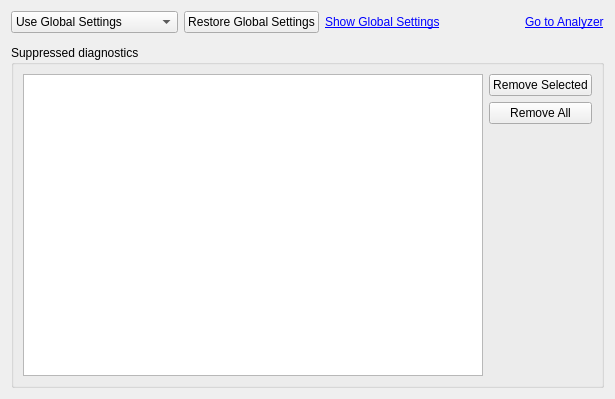
Old version of the form src/plugins/clangtools/clangtoolsprojectsettingswidget.ui in the repository qt-creator/qt-creator.
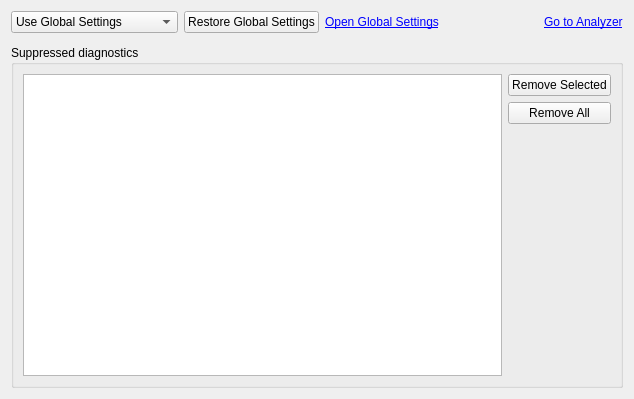
New version of the form. Custom widgets are drawn as their Qt base class.

```diff
--- a/src/plugins/clangtools/clangtoolsprojectsettingswidget.ui
+++ b/src/plugins/clangtools/clangtoolsprojectsettingswidget.ui
@@ -6,7 +6,7 @@
    <rect>
     <x>0</x>
     <y>0</y>
-    <width>615</width>
+    <width>634</width>
     <height>399</height>
    </rect>
   </property>
@@ -40,7 +40,7 @@
      <item>
       <widget class="QLabel" name="gotoGlobalSettingsLabel">
        <property name="text">
-        <string>&lt;a href=&quot;target&quot;&gt;Show Global Settings&lt;/a&gt;</string>
+        <string>&lt;a href=&quot;target&quot;&gt;Open Global Settings&lt;/a&gt;</string>
        </property>
       </widget>
      </item>
```
